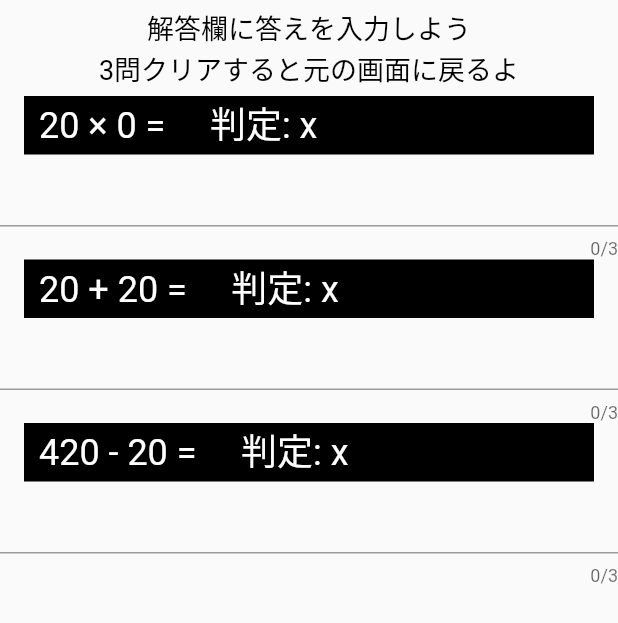
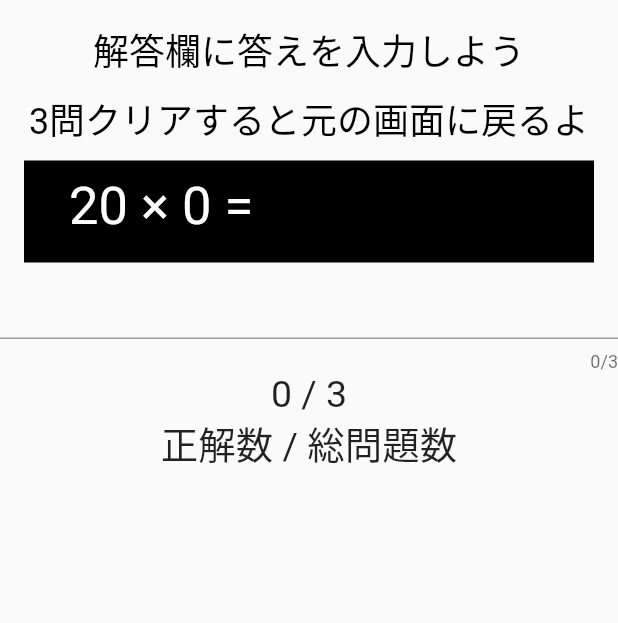
Before and after one commit to konomins/flutter_app1, a Flutter app: the _GamePage screen opened directly, on a phone screen of 412 x 824 dp. Shown: the top 623 px of the screen. Run offline on Flutter 3.47's test engine with Material 2 defaults, Android fonts, the phone set to English and light mode, and no system bars; our stand-ins replace audioplayers, sensors.

Commit message:
スマホの戻るボタンの動作を不可 計算ゲームのUIを変更

```diff
--- a/lib/main.dart
+++ b/lib/main.dart
@@ -5,7 +5,6 @@ import 'package:audioplayers/audio_cache.dart';
 import 'package:audioplayers/audioplayers.dart';
 import 'dart:math';
 import 'package:sensors/sensors.dart';
-import 'dart:io';
 
 void main() {
   runApp(MyApp());
@@ -55,9 +54,6 @@ class _MyHomePageState extends State<MyHomePage> {
    //時間表示
    List<String> setTimeOutput = ['AM 00:00','AM 00:00','AM 00:00','AM 00:00','AM 00:00'];
 
-  //現在時刻の変数
-  String nowTime = '';
-
   //アラームを鳴らすか止めるかの判定
    var judge = 0;
 
@@ -78,6 +74,8 @@ class _MyHomePageState extends State<MyHomePage> {
 
 
   void _onTimer(Timer timer) {//現在時刻を時、分にフォーマットし、アラームを鳴らす関数
+
+    String nowTime = ''; //現在時刻の変数
     var now = DateTime.now();
     var formatter = DateFormat('HH:mm');
     nowTime = formatter.format(now);
@@ -154,7 +152,7 @@ class _MyHomePageState extends State<MyHomePage> {
       var dt = _toDateTime(picked);
 
       setState(() {
-        setTimeOutput[0] = (DateFormat('a HH:mm')).format(dt);
+        setTimeOutput[0] = (DateFormat('a hh:mm')).format(dt);
         setTime[0] = (DateFormat('HH:mm')).format(dt);
       });
     }
@@ -169,7 +167,7 @@ class _MyHomePageState extends State<MyHomePage> {
     if (picked != null) {
       var dt = _toDateTime(picked);
       setState(() {
-        setTimeOutput[1] = (DateFormat('a HH:mm')).format(dt);
+        setTimeOutput[1] = (DateFormat('a hh:mm')).format(dt);
         setTime[1] = (DateFormat('HH:mm')).format(dt);
       });
     }
@@ -184,7 +182,7 @@ class _MyHomePageState extends State<MyHomePage> {
     if (picked != null) {
       var dt = _toDateTime(picked);
       setState(() {
-        setTimeOutput[2] = (DateFormat('a HH:mm')).format(dt);
+        setTimeOutput[2] = (DateFormat('a hh:mm')).format(dt);
         setTime[2] = (DateFormat('HH:mm')).format(dt);
       });
     }
@@ -199,7 +197,7 @@ class _MyHomePageState extends State<MyHomePage> {
     if (picked != null) {
       var dt = _toDateTime(picked);
       setState(() {
-        setTimeOutput[3] = (DateFormat('a HH:mm')).format(dt);
+        setTimeOutput[3] = (DateFormat('a hh:mm')).format(dt);
         setTime[3] = (DateFormat('HH:mm')).format(dt);
       });
     }
@@ -215,7 +213,7 @@ class _MyHomePageState extends State<MyHomePage> {
       var dt = _toDateTime(picked);
 
       setState(() {
-        setTimeOutput[4] = (DateFormat('a HH:mm')).format(dt);
+        setTimeOutput[4] = (DateFormat('a hh:mm')).format(dt);
         setTime[4] = (DateFormat('HH:mm')).format(dt);
       });
     }
@@ -501,21 +499,27 @@ class _MyHomePageState extends State<MyHomePage> {
                 ],
               ),
             ),
-            Text(
+            /*Text(
               "ストップボタンを押すと",
               style: TextStyle(
                 fontSize: 34.0,
               ),
             ),
+             */
             Text(
             "アラームが止まるよ",
               style: TextStyle(
                 fontSize: 34.0,
               ),
             ),
-
+            Text(
+              "↓",
+              style: TextStyle(
+                fontSize: 34.0,
+              ),
+            ),
             Padding(
-              padding: EdgeInsets.only(bottom:15.0),
+              padding: EdgeInsets.only(bottom:8.0),
             ),
 
             RaisedButton(
@@ -561,10 +565,9 @@ class _GamePage extends StatefulWidget {
 
 class _GamePageState extends State<_GamePage> {
 
-
+  //問1: 2桁-1桁
   int q1N1 = Random().nextInt(100);
   int q1N2 = Random().nextInt(10);
-
 
   //問2: 2桁+2桁
   int q2N1 = Random().nextInt(100);
@@ -574,135 +577,136 @@ class _GamePageState extends State<_GamePage> {
   int q3N1 = Random().nextInt(1000);
   int q3N2 = Random().nextInt(100);
 
-  //回答の入力//
-  List<String> answerText = ['','',''];
+  //回答の入力
+  String answerText = '';
+
+  //回答判定の保存
+  List<String> answerJudge = ['x','x','x'];
 
   //回答の判定
-  List<String> answerJudge = ['x','x','x'];
+  String OutputA = '';
 
   //回答
   List<String> answer = ['','',''];
 
+  int trueCount = 0;
 
-  //正解個数
-  var correctCount = 0;
+  //式の表示
+  String output = '';
+
+  //表示用
+  String n1 = '';
+  String n2 = '';
+  String calC = ' × ';
+
 
   //1問目を回答する関数
-  void _q1Text(String e) {
-    var temp = q1N1 * q1N2;
-    String judge = 'x';
+  void _q1Text(String a) {
+    answer[0] = (q1N1 * q1N2).toString();//答え判定
+    answer[1] = (q2N1 + q2N2).toString();//答え判定
+    answer[2] = (q3N1 - q3N2).toString();//答え判定
+    while(q3N1 - q3N2 < 0){
+      q3N1 = Random().nextInt(1000);
+      q3N2 = Random().nextInt(100);
+    }
 
-    //答え判定
-    setState(() {answer[0] = temp.toString();});
-    //文字の入力を画面に反映
-    setState(() { answerText[0] = e;});
-    //入力した回答が正解かの判定
-    if (answerText[0] == answer[0]) {
-       judge = '〇';
-      correctCount++;
-    }
-    setState(() {answerJudge[0] = judge;});
+    setState(() { //配当の判定
+        answerText = a;
 
-    if(answerJudge[0] == '〇' && answerJudge[1] == '〇' && answerJudge[2] == '〇'){
+      if (a == answer[0]) {//問1判定
+        answerJudge[0] = '〇';
+        trueCount++;
+      }
+        if (a == answer[1]) {//問2判定
+          answerJudge[1] = '〇';
+          trueCount++;
+        }
+        if (a == answer[2]) {//問3判定
+          answerJudge[2] = '〇';
+          trueCount++;
+        }
+
+    });
+
+    _allQuestion();
+  }
+
+void _allQuestion() {//全問正解か判定する関数
+  WidgetsBinding.instance.addPostFrameCallback((_) {
+    if (answerJudge[0] == '〇' && answerJudge[1] == '〇' &&
+        answerJudge[2] == '〇') {
       FocusScope.of(context).requestFocus(FocusNode());
       Navigator.of(context).pop();
     }
+  });
+}
 
+  Future<bool> _onBackPressed() async {//本体の戻るボタンを押しても戻らない関数
+    return false;
   }
-
-  //2問目を回答する関数
-  void _q2Text(String e) {
-    String judge = 'x';
-    var temp = q2N1 + q2N2;
-
-    setState(() {answer[1] = temp.toString();});
-
-    setState(() { answerText[1] = e;});
-
-    if(answerText[1] == answer[1]){
-      judge = '〇';
-    }
-
-    setState(() { answerJudge[1] = judge;});
-
-    if(answerJudge[0] == '〇' && answerJudge[1] == '〇' && answerJudge[2] == '〇'){
-      FocusScope.of(context).requestFocus(FocusNode());
-      Navigator.of(context).pop();
-    }
-  }
-
-  //3問目を回答する関数
-  void _q3Text(String e) {
-    String judge = 'x';
-
-    var temp = q3N1 - q3N2;
-
-    setState(() {answer[2] = temp.toString();});
-
-    setState(() { answerText[2] = e;});
-
-    if(answerText[2] == answer[2]){
-      judge = '〇';
-    }
-
-    setState(() { answerJudge[2] = judge;});
-
-    if(answerJudge[0] == '〇' && answerJudge[1] == '〇' && answerJudge[2] == '〇'){
-      FocusScope.of(context).requestFocus(FocusNode());
-      sleep(Duration(seconds: 3));
-      Navigator.of(context).pop();
-    }
-  }
-
 
 
   Widget build(BuildContext context) {
 
-    while ( q3N1 < q3N2) {//回答は0以上のため答えが0以下になってしまった場合の判定
+    n1 = q1N1.toString();
+    n2 = q1N2.toString();
+    OutputA = answerJudge[0];
 
-      q3N1 = Random().nextInt(1000);
-      q3N2 = Random().nextInt(100);
-
-      var temp = q3N1 - q3N2;
+    if(answerJudge[0] == '〇'){//問1表示
+      n1 = q2N1.toString();
+      n2 = q2N2.toString();
+      calC = ' + ';
+      OutputA = answerJudge[1];
+    }
+    if(answerJudge[1] == '〇'){
+    n1 = q3N1.toString();
+    n2 = q3N2.toString();
+    calC = ' - ';
+    OutputA = answerJudge[2];
     }
 
-    return Scaffold(
+    return WillPopScope(
+      onWillPop: _onBackPressed,
+    child: Scaffold(
         body: Center(
             child: Column(
                 mainAxisAlignment: MainAxisAlignment.start,
                 children: <Widget>[
                   Padding(
-                    padding: EdgeInsets.only(top:5.0),
+                    padding: EdgeInsets.only(top:15.0),
                   ),
                   Text(
                       '解答欄に答えを入力しよう',
                       style: TextStyle(
                         color: Colors.black,
-                        fontSize: 18.0,
+                        fontSize: 24.0,
                       )
+                  ),
+                  Padding(
+                    padding: EdgeInsets.only(top:10.0),
                   ),
                   Text(
                       '3問クリアすると元の画面に戻るよ',
                       style: TextStyle(
                         color: Colors.black,
-                        fontSize: 18.0,
+                        fontSize: 24.0,
                       )
                   ),
 
                   Padding(
-                    padding: EdgeInsets.only(top:5.0),
+                    padding: EdgeInsets.only(top:10.0),
                   ),
 
                   Container(
                     color : Colors.black,
                     width: 380.0,
-                    height: 39.0,
-                      padding: EdgeInsets.only(left:10.0),
+                    height: 68.0,
+                      padding: EdgeInsets.only(top: 10.0,left:30.0),
                     child:Text(//2桁×1桁
-                      q1N1.toString() + ' × ' +  q1N2.toString() + ' = ' +
-                          answerText[0] +  '    判定: ' + answerJudge[0],
+                      n1 +  calC +  n2  + ' = ' +
+                          answerText, //+  '    判定: ' + OutputA,
                       style: TextStyle(
-                        fontSize: 24.0,
+                        fontSize: 35.0,
                         color: Colors.white,
                       ),
                     ),
@@ -714,13 +718,14 @@ class _GamePageState extends State<_GamePage> {
                     maxLengthEnforced: true,
                     style: TextStyle(
                       color:Colors.black,
-                      fontSize: 23.0,
+                      fontSize: 35.0,
                     ),
                     obscureText: false,
                     maxLines:1,
                     onChanged: _q1Text,
-                      decoration: new InputDecoration( contentPadding: const EdgeInsets.only(left:15.0)),
+                      decoration: new InputDecoration( contentPadding: const EdgeInsets.only(top: 10.0,left:180.0)),
                   ),
+                  /*
                   Container(//2桁 + 2桁
                     color : Colors.black,
                     width: 380.0,
@@ -728,7 +733,7 @@ class _GamePageState extends State<_GamePage> {
                     padding: EdgeInsets.only(left:10.0),
                     child: Text(
                       q2N1.toString() + ' + ' +  q2N2.toString() + ' = ' +
-                          answerText[1] + '    判定: ' + answerJudge[1],
+                          answerText[0] + '    判定: ' + answerJudge[1],
                       style: TextStyle(
                         fontSize: 24.0,
                         color:Colors.white,
@@ -748,9 +753,10 @@ class _GamePageState extends State<_GamePage> {
                     ),
                     obscureText: false,
                     maxLines:1,
-                    onChanged: _q2Text,
+                    onChanged: _q1Text,
                     decoration: new InputDecoration( contentPadding: const EdgeInsets.only(left:15.0)),
                   ),
+
                   Container(
                     color: Colors.black,
                     width: 380.0,
@@ -776,12 +782,28 @@ class _GamePageState extends State<_GamePage> {
                     ),
                     obscureText: false,
                     maxLines:1,
-                    onChanged: _q3Text,
+                    onChanged: _q1Text,
                     decoration: new InputDecoration( contentPadding: const EdgeInsets.only(left:15.0)),
                   ),
+                   */
+                  Text(
+                    trueCount.toString() + ' / ' + '3',
+                      style: TextStyle(
+                        fontSize: 25.0,
+                      ),
+                  ),
+                      Text(
+                        '正解数 / 総問題数',
+                        style: TextStyle(
+                          fontSize: 25.0,
+                        ),
+                      ),
+
+
                 ]
             ),
         ),
+    ),
     );
   }
 }
@@ -874,12 +896,19 @@ class _AccGameState extends State< _AccGame>
     }
   }
 
+  Future<bool> _onBackPressed() async {//本体の戻るボタンを押しても戻らない関数
+    return false;
+  }
+
+
   Widget build(BuildContext context) {
 
     final maxS = max.toStringAsFixed(1);
     final minS = min.toStringAsFixed(1);
 
-    return Scaffold(
+    return WillPopScope(
+      onWillPop: _onBackPressed,
+    child: Scaffold(
         body: Center(
         child: Column(
             children: <Widget>[
@@ -925,6 +954,7 @@ class _AccGameState extends State< _AccGame>
           ]
         ),
         ),
+    ),
     );
   }
 
```
